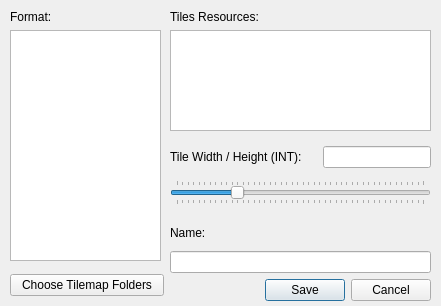
The window that UI/newtm.ui (mratmartinez/Mapuche) describes before a commit, drawn with Qt 5.
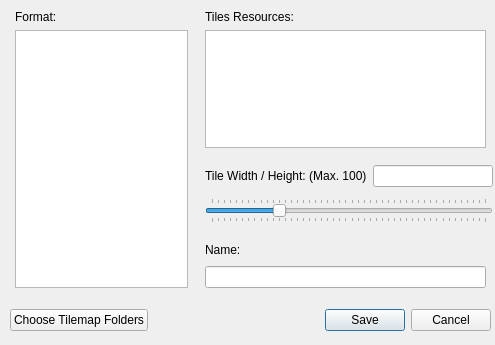
The same window after the commit.

```diff
--- a/UI/newtm.ui
+++ b/UI/newtm.ui
@@ -9,10 +9,22 @@
    <rect>
     <x>0</x>
     <y>0</y>
-    <width>441</width>
-    <height>306</height>
+    <width>495</width>
+    <height>345</height>
    </rect>
   </property>
+  <property name="minimumSize">
+   <size>
+    <width>495</width>
+    <height>345</height>
+   </size>
+  </property>
+  <property name="maximumSize">
+   <size>
+    <width>495</width>
+    <height>345</height>
+   </size>
+  </property>
   <property name="windowTitle">
    <string>New Tilemap</string>
   </property>
@@ -21,11 +33,20 @@
     <rect>
      <x>10</x>
      <y>10</y>
-     <width>151</width>
-     <height>251</height>
+     <width>183</width>
+     <height>281</height>
     </rect>
    </property>
    <layout class="QVBoxLayout" name="verticalLayout">
+    <property name="leftMargin">
+     <number>5</number>
+    </property>
+    <property name="rightMargin">
+     <number>5</number>
+    </property>
+    <property name="bottomMargin">
+     <number>3</number>
+    </property>
     <item>
      <widget class="QLabel" name="label">
       <property name="text">
@@ -45,13 +66,22 @@
   <widget class="QWidget" name="verticalLayoutWidget_3">
    <property name="geometry">
     <rect>
-     <x>170</x>
-     <y>220</y>
-     <width>261</width>
-     <height>81</height>
+     <x>200</x>
+     <y>240</y>
+     <width>291</width>
+     <height>51</height>
     </rect>
    </property>
    <layout class="QVBoxLayout" name="verticalLayout_3">
+    <property name="leftMargin">
+     <number>5</number>
+    </property>
+    <property name="rightMargin">
+     <number>5</number>
+    </property>
+    <property name="bottomMargin">
+     <number>3</number>
+    </property>
     <item>
      <widget class="QLabel" name="label_3">
       <property name="text">
@@ -66,28 +96,27 @@
       </property>
      </widget>
     </item>
-    <item>
-     <widget class="QDialogButtonBox" name="saveBox">
-      <property name="standardButtons">
-       <set>QDialogButtonBox::Cancel|QDialogButtonBox::Save</set>
-      </property>
-      <property name="centerButtons">
-       <bool>false</bool>
-      </property>
-     </widget>
-    </item>
    </layout>
   </widget>
   <widget class="QWidget" name="verticalLayoutWidget_2">
    <property name="geometry">
     <rect>
-     <x>170</x>
+     <x>200</x>
      <y>10</y>
-     <width>261</width>
-     <height>121</height>
+     <width>291</width>
+     <height>141</height>
     </rect>
    </property>
    <layout class="QVBoxLayout" name="verticalLayout_2">
+    <property name="leftMargin">
+     <number>5</number>
+    </property>
+    <property name="rightMargin">
+     <number>5</number>
+    </property>
+    <property name="bottomMargin">
+     <number>3</number>
+    </property>
     <item>
      <widget class="QLabel" name="label_2">
       <property name="text">
@@ -103,23 +132,32 @@
   <widget class="QWidget" name="verticalLayoutWidget_4">
    <property name="geometry">
     <rect>
-     <x>170</x>
-     <y>140</y>
-     <width>261</width>
+     <x>200</x>
+     <y>160</y>
+     <width>298</width>
      <height>71</height>
     </rect>
    </property>
    <layout class="QVBoxLayout" name="verticalLayout_5">
+    <property name="leftMargin">
+     <number>5</number>
+    </property>
+    <property name="rightMargin">
+     <number>5</number>
+    </property>
+    <property name="bottomMargin">
+     <number>3</number>
+    </property>
     <item>
      <layout class="QHBoxLayout" name="horizontalLayout">
       <item>
        <widget class="QLabel" name="label_4">
         <property name="text">
-         <string>Tile Width / Height (INT):</string>
+         <string>Tile Width / Height: (Max. 100)</string>
         </property>
        </widget>
       </item>
-      <item alignment="Qt::AlignRight">
+      <item>
        <widget class="QLineEdit" name="tileWHEdit">
         <property name="maxLength">
          <number>3</number>
@@ -168,12 +206,12 @@
    <property name="geometry">
     <rect>
      <x>10</x>
-     <y>270</y>
-     <width>154</width>
-     <height>31</height>
+     <y>300</y>
+     <width>481</width>
+     <height>41</height>
     </rect>
    </property>
-   <layout class="QVBoxLayout" name="verticalLayout_4">
+   <layout class="QHBoxLayout" name="horizontalLayout_3">
     <item>
      <widget class="QPushButton" name="chooseBtn">
       <property name="text">
@@ -181,6 +219,16 @@
       </property>
      </widget>
     </item>
+    <item>
+     <widget class="QDialogButtonBox" name="saveBox">
+      <property name="standardButtons">
+       <set>QDialogButtonBox::Cancel|QDialogButtonBox::Save</set>
+      </property>
+      <property name="centerButtons">
+       <bool>false</bool>
+      </property>
+     </widget>
+    </item>
    </layout>
   </widget>
  </widget>
```
Left out of the diff: 2 changed lines with no effect on the pictures.
